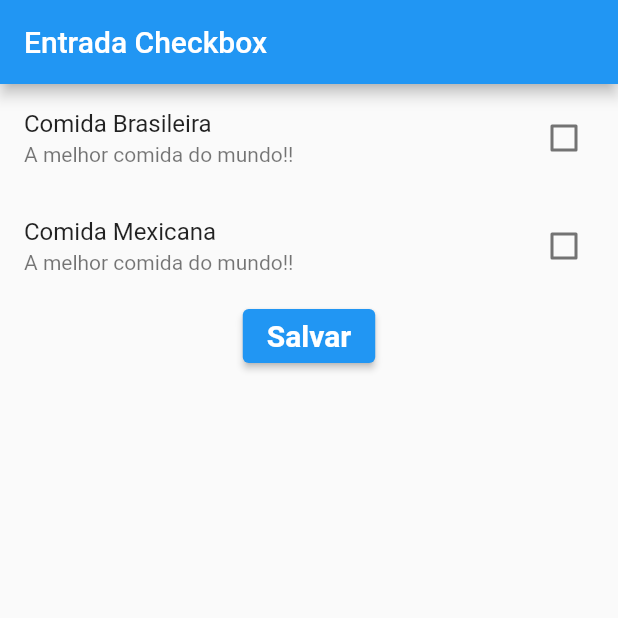
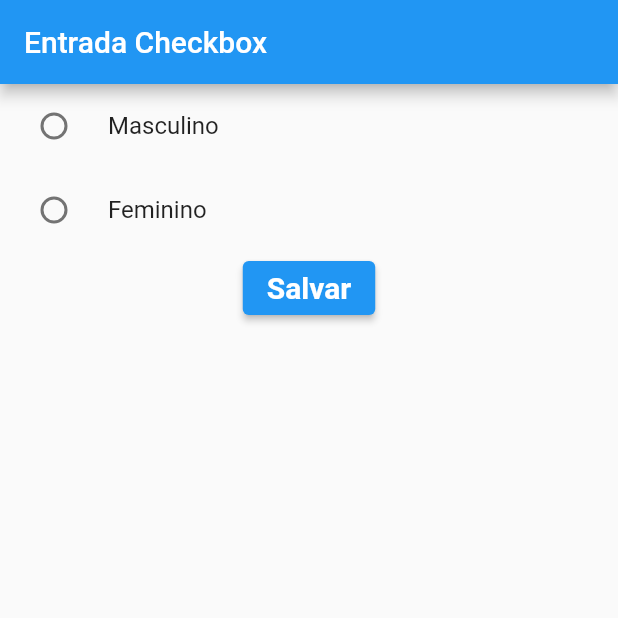
Before and after one commit to rotciWictorCW/Apps-Flutter, a Flutter app: the screen it shows after launch, after a tap on "Salvar", on a phone screen of 412 x 824 dp, the top half of it. Run offline on Flutter 3.47's test engine with Material 2 defaults, Android fonts, the phone set to English and light mode, and no system bars.

Commit message:
aula radio button

```diff
--- a/app4_atm_consultoria/lib/EntradaCheckbox.dart
+++ /dev/null
@@ -1,84 +0,0 @@
-import 'package:flutter/material.dart';
-
-class EntradaCheckbox extends StatefulWidget {
-  const EntradaCheckbox({Key? key}) : super(key: key);
-
-  @override
-  State<EntradaCheckbox> createState() => _EntradaCheckboxState();
-}
-
-class _EntradaCheckboxState extends State<EntradaCheckbox> {
-
-  bool _comidaBrasileira = false;
-  bool _comidaMexicana = false;
-
-  @override
-  Widget build(BuildContext context) {
-    return Scaffold(
-      appBar: AppBar(
-        title: Text("Entrada Checkbox")
-      ),
-      body: Container(
-        child: Column(
-          children: [
-            CheckboxListTile(
-                title: Text("Comida Brasileira"),
-                subtitle: Text("A melhor comida do mundo!!"),
-                activeColor: Colors.red,
-                //selected: true,
-                //secondary: Icon(Icons.add_shopping_cart),
-                value: _comidaBrasileira,
-                onChanged: (bool? valor){
-                  setState((){
-                    _comidaBrasileira = valor!;
-                  });
-                },
-              ),
-            CheckboxListTile(
-              title: Text("Comida Mexicana"),
-              subtitle: Text("A melhor comida do mundo!!"),
-              activeColor: Colors.red,
-              //selected: true,
-              //secondary: Icon(Icons.add_shopping_cart),
-              value: _comidaMexicana,
-              onChanged: (bool? valor){
-                setState((){
-                  _comidaMexicana = valor!;
-                });
-              },
-            ),
-            ElevatedButton(
-              style: ElevatedButton.styleFrom(
-                primary: Colors.blue,
-                onPrimary: Colors.lightBlueAccent,
-              ),
-              onPressed: (){
-                print("Comida Brasileira: " + _comidaBrasileira.toString());
-                print("Comida Mexicana: " + _comidaMexicana.toString());
-              },
-              child: Text(
-                "Salvar",
-                style: TextStyle(
-                  color: Colors.white,
-                  fontSize: 20,
-                  fontWeight: FontWeight.bold,
-                ),
-              ),
-            ),
-            /*Text(
-                "Comida Brasileira"
-            ),
-            Checkbox(
-                value: _estaSelcionado,
-                onChanged: (bool? valor){
-                  setState((){
-                    _estaSelcionado = valor!;
-                  });
-                },
-            ),*/
-          ],
-        ),
-      ),
-    );
-  }
-}
--- /dev/null
+++ b/app4_atm_consultoria/lib/EntradaRadiobutton.dart
@@ -0,0 +1,82 @@
+import 'package:flutter/material.dart';
+
+class EntradaRadiobutton extends StatefulWidget {
+  const EntradaRadiobutton({Key? key}) : super(key: key);
+
+  @override
+  State<EntradaRadiobutton> createState() => _EntradaRadiobuttonState();
+}
+
+class _EntradaRadiobuttonState extends State<EntradaRadiobutton> {
+
+  String _escolhaUsuario = "";
+
+  @override
+  Widget build(BuildContext context) {
+    return Scaffold(
+      appBar: AppBar(
+          title: Text("Entrada Checkbox")
+      ),
+      body: Container(
+        child: Column(
+          children: [
+            RadioListTile(
+                title: Text("Masculino"),
+                value: "m",
+                groupValue: _escolhaUsuario,
+                onChanged: (String? escolha) {
+                  setState(() {
+                    _escolhaUsuario = escolha!;
+                  });
+                }),
+            RadioListTile(
+                title: Text("Feminino"),
+                value: "f",
+                groupValue: _escolhaUsuario,
+                onChanged: (String? escolha) {
+                  setState(() {
+                    _escolhaUsuario = escolha!;
+                  });
+                }),
+      ElevatedButton(
+        style: ElevatedButton.styleFrom(
+          primary: Colors.blue,
+          onPrimary: Colors.lightBlueAccent,
+        ),
+        onPressed: (){
+          print("Resultado: " + _escolhaUsuario.toString());
+        },
+        child: Text(
+          "Salvar",
+          style: TextStyle(
+            color: Colors.white,
+            fontSize: 20,
+            fontWeight: FontWeight.bold,
+          ),
+        ),
+            /*Text("Masculino"),
+            Radio(
+                value: "m",
+                groupValue: _escolhaUsuario,
+                onChanged: (String? escolha) {
+                  setState(() {
+                    _escolhaUsuario = escolha!;
+                  });
+                  print("resultado: " + escolha!);
+                }),
+            Text("Feminino"),
+            Radio(
+              value: "f",
+              groupValue: _escolhaUsuario,
+              onChanged: (String? escolha) {
+                setState(() {
+                  _escolhaUsuario = escolha!;
+                });
+                print("resultado: " + escolha!);
+              }),*/
+          ],
+        ),
+      ),
+    );
+  }
+}
--- a/app4_atm_consultoria/lib/main.dart
+++ b/app4_atm_consultoria/lib/main.dart
@@ -1,11 +1,11 @@
-import 'package:app4_atm_consultoria/EntradaCheckbox.dart';
 import 'package:flutter/material.dart';
+import 'EntradaRadiobutton.dart';
 
 
 void main(){
   runApp(
-    MaterialApp(
-      home:EntradaCheckbox()
-    )
+      MaterialApp(
+          home:EntradaRadiobutton()
+      )
   );
 }
--- a/app4_atm_consultoria/pubspec.yaml
+++ b/app4_atm_consultoria/pubspec.yaml
@@ -1,4 +1,4 @@
-name: app4_atm_consultoria
+name: atm_consultoria
 description: A new Flutter project.
 
 # The following line prevents the package from being accidentally published to
```
Also changed, not shown: atm_consultoria/lib/EntradaRadiobutton.dart (added), 9 other files.
